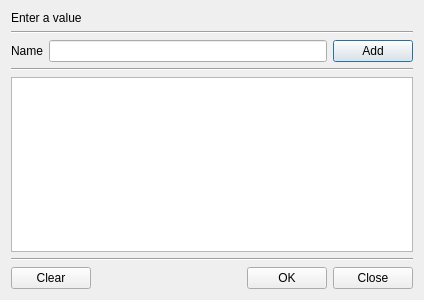
Before: the Qt Designer form BerEditor/one_list_dlg.ui in jykim74/BerEditor, drawn with Qt 5.
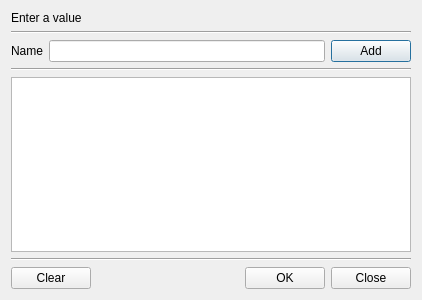
After: the same form once the commit is applied.

```diff
--- a/BerEditor/one_list_dlg.ui
+++ b/BerEditor/one_list_dlg.ui
@@ -6,7 +6,7 @@
    <rect>
     <x>0</x>
     <y>0</y>
-    <width>424</width>
+    <width>418</width>
     <height>300</height>
    </rect>
   </property>
@@ -60,7 +60,7 @@
     <widget class="QListWidget" name="mNameList">
      <property name="minimumSize">
       <size>
-       <width>300</width>
+       <width>400</width>
        <height>0</height>
       </size>
      </property>
```
